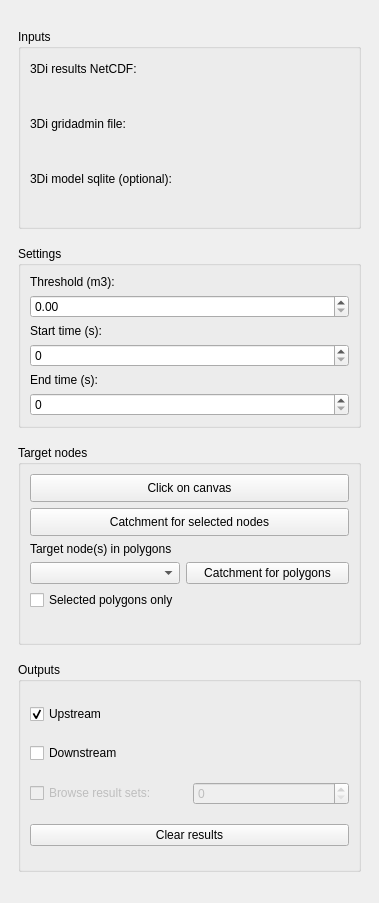
This is tool_watershed/watershed_analysis_dockwidget_base.ui in nens/threedi-results-analysis as Qt 5 draws it before an edit. The edited form follows.
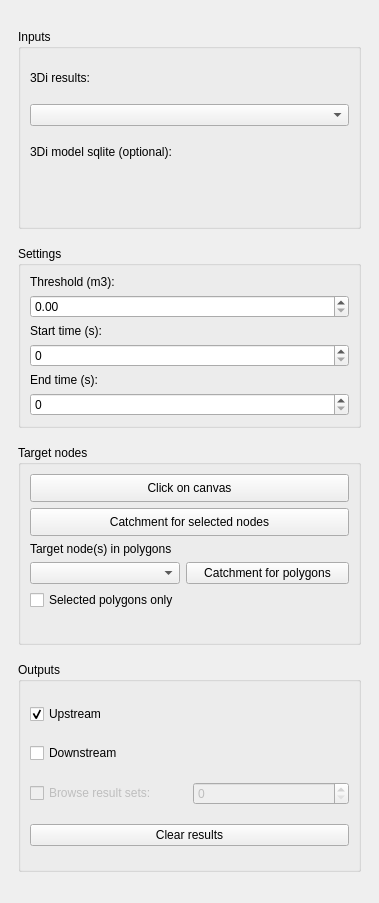
This is the edited form. Custom widgets are drawn as their Qt base class.

Commit message: Stub watershed

```diff
--- a/tool_watershed/watershed_analysis_dockwidget_base.ui
+++ b/tool_watershed/watershed_analysis_dockwidget_base.ui
@@ -37,8 +37,8 @@
         <rect>
          <x>0</x>
          <y>0</y>
-         <width>361</width>
-         <height>863</height>
+         <width>357</width>
+         <height>855</height>
         </rect>
        </property>
        <layout class="QVBoxLayout" name="verticalLayout">
@@ -69,45 +69,12 @@
            <item>
             <widget class="QLabel" name="label_3">
              <property name="text">
-              <string>3Di results NetCDF:</string>
+              <string>3Di results:</string>
              </property>
             </widget>
            </item>
            <item>
-            <widget class="QgsFileWidget" name="QgsFileWidget3DiResults">
-             <property name="sizePolicy">
-              <sizepolicy hsizetype="Expanding" vsizetype="Preferred">
-               <horstretch>0</horstretch>
-               <verstretch>0</verstretch>
-              </sizepolicy>
-             </property>
-             <property name="acceptDrops">
-              <bool>true</bool>
-             </property>
-             <property name="filter">
-              <string>results_3di.nc</string>
-             </property>
-            </widget>
-           </item>
-           <item>
-            <widget class="QLabel" name="label_2">
-             <property name="text">
-              <string>3Di gridadmin file:</string>
-             </property>
-            </widget>
-           </item>
-           <item>
-            <widget class="QgsFileWidget" name="QgsFileWidgetGridAdmin">
-             <property name="sizePolicy">
-              <sizepolicy hsizetype="Expanding" vsizetype="Preferred">
-               <horstretch>0</horstretch>
-               <verstretch>0</verstretch>
-              </sizepolicy>
-             </property>
-             <property name="filter">
-              <string>gridadmin.h5</string>
-             </property>
-            </widget>
+            <widget class="QComboBox" name="comboBoxResult"/>
            </item>
            <item>
             <widget class="QLabel" name="labelSqlite">
```
The commit also changes 4 other files.
